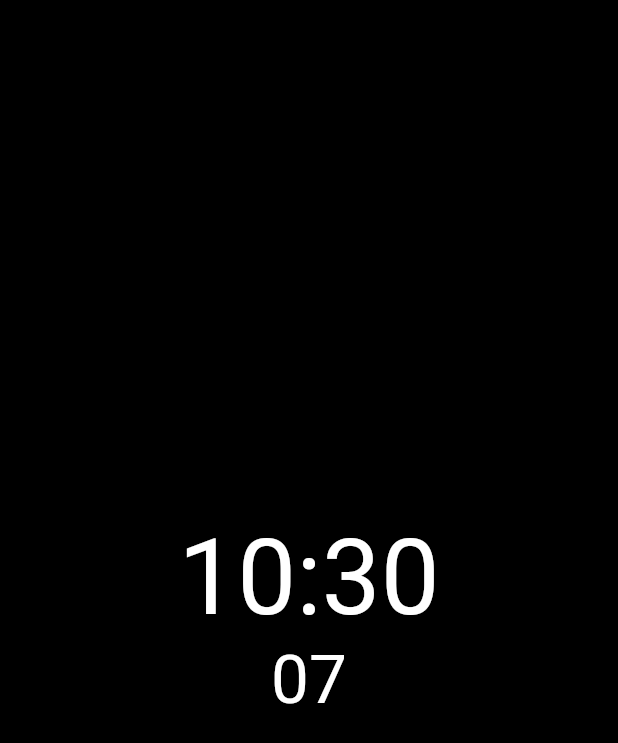
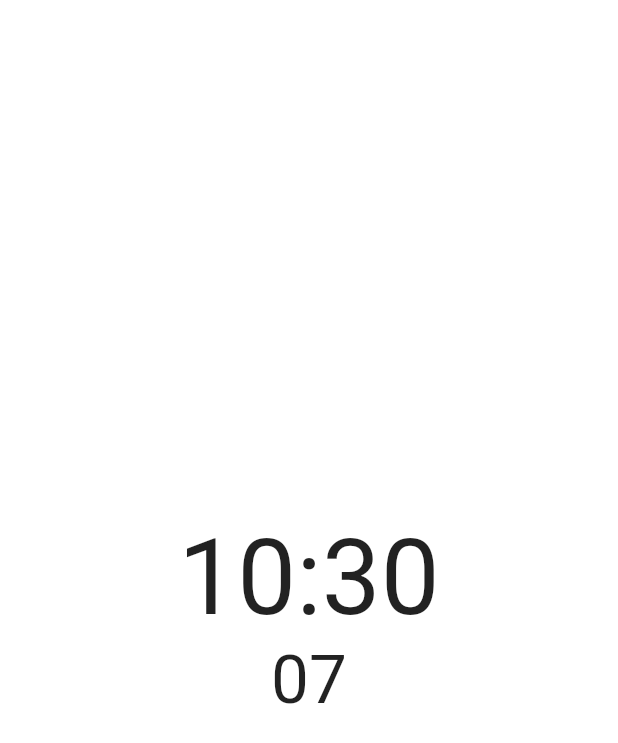
Before and after one commit to voXrey/sober_clock, a Flutter app: the screen it shows after launch, on a phone screen of 412 x 824 dp. Shown: the top 743 px of the screen. Run offline on Flutter 3.47's test engine with Material 2 defaults, Android fonts, the phone set to English and light mode, and no system bars; Roboto replaces fonts that are missing (Dongle).

Commit message:
Implement MVVM architecture (in developpement)

```diff
--- a/lib/main.dart
+++ b/lib/main.dart
@@ -1,7 +1,17 @@
-import 'dart:async';
+import 'package:flutter/material.dart';
+import 'package:sober_clock/pages/hour_page.dart';
 
-import 'package:flutter/material.dart';
-import 'package:flutter/services.dart';
+ThemeData lightTheme = ThemeData(
+  scaffoldBackgroundColor: Colors.white,
+  brightness: Brightness.light,
+  textTheme: ThemeData.light().textTheme,
+);
+
+ThemeData darkTheme = ThemeData(
+  scaffoldBackgroundColor: Colors.black,
+  brightness: Brightness.dark,
+  textTheme: ThemeData.dark().textTheme,
+);
 
 void main() {
   runApp(const MyApp());
@@ -9,76 +19,23 @@ void main() {
 
 class MyApp extends StatelessWidget {
   const MyApp({Key? key}) : super(key: key);
+  static final ValueNotifier<ThemeMode> themeNotifier =
+      ValueNotifier(ThemeMode.system);
 
   @override
   Widget build(BuildContext context) {
-    return MaterialApp(
-      title: 'clock',
-      theme: ThemeData(fontFamily: 'Dongle'),
-      home: const MyHomePage(title: 'clock'),
-    );
+    return ValueListenableBuilder<ThemeMode>(
+        valueListenable: themeNotifier,
+        builder: (_, ThemeMode currentMode, __) {
+          return MaterialApp(
+            debugShowCheckedModeBanner: false,
+            debugShowMaterialGrid: false,
+            title: 'Sober Clock',
+            themeMode: currentMode,
+            theme: lightTheme,
+            darkTheme: darkTheme,
+            home: const HourPage(),
+          );
+        });
   }
 }
-
-class MyHomePage extends StatefulWidget {
-  const MyHomePage({Key? key, required this.title}) : super(key: key);
-
-  final String title;
-
-  @override
-  State<MyHomePage> createState() => _MyHomePageState();
-}
-
-class _MyHomePageState extends State<MyHomePage> {
-  // ignore: unused_element
-  String hourMinute = '00:00';
-  String seconds = '00';
-
-  List getHourString(DateTime datetime) {
-    String _hourMinute =
-        '${(datetime.hour).toString().padLeft(2, "0")}:${(datetime.minute).toString().padLeft(2, "0")}';
-    String _seconds = datetime.second.toString().padLeft(2, '0');
-    List hours = [_hourMinute, _seconds];
-    return hours;
-  }
-
-  void updateHour() {
-    setState(() {
-      DateTime now = DateTime.now();
-      List hours = getHourString(now);
-      hourMinute = hours[0];
-      seconds = hours[1];
-    });
-  }
-
-  @override
-  void initState() {
-    super.initState();
-    updateHour();
-    SystemChrome.setEnabledSystemUIMode(SystemUiMode.immersiveSticky,
-        overlays: []);
-    // ignore: unused_local_variable
-    var timer =
-        Timer.periodic(const Duration(seconds: 1), (Timer t) => updateHour());
-  }
-
-  @override
-  Widget build(BuildContext context) {
-    return Scaffold(
-        backgroundColor: const Color.fromRGBO(0, 0, 0, 1),
-        body: Center(
-            child:
-                Column(mainAxisAlignment: MainAxisAlignment.center, children: [
-          Text(
-            hourMinute,
-            textAlign: TextAlign.center,
-            style: const TextStyle(color: Colors.white, fontSize: 70),
-          ),
-          Text(
-            seconds,
-            textAlign: TextAlign.center,
-            style: const TextStyle(color: Colors.white, fontSize: 45),
-          )
-        ])));
-  }
-}
--- /dev/null
+++ b/lib/models/hour_model.dart
@@ -0,0 +1,11 @@
+class HourModel {
+  final int hour;
+  final int minute;
+  final int second;
+
+  HourModel({
+    required this.hour,
+    required this.minute,
+    required this.second,
+  });
+}
--- /dev/null
+++ b/lib/pages/hour_page.dart
@@ -0,0 +1,60 @@
+import 'dart:async';
+
+import 'package:sober_clock/view_models/hour_viewmodel.dart';
+import 'package:flutter/material.dart';
+import 'package:flutter/services.dart';
+
+class HourPage extends StatefulWidget {
+  const HourPage({Key? key}) : super(key: key);
+
+  @override
+  _HourPageState createState() => _HourPageState();
+}
+
+class _HourPageState extends State<HourPage> {
+  HourViewModel hourViewModel = HourViewModel();
+
+  void updateHourStrings() {
+    setState(() => hourViewModel.updateHour(DateTime.now()));
+  }
+
+  void _handleDoubleTap() {
+    hourViewModel.onDoubleTap();
+  }
+
+  @override
+  void initState() {
+    super.initState();
+    Timer.periodic(
+        const Duration(seconds: 1), (Timer t) => updateHourStrings());
+    SystemChrome.setEnabledSystemUIMode(
+      SystemUiMode.immersiveSticky,
+      overlays: [],
+    );
+  }
+
+  @override
+  Widget build(BuildContext context) {
+    return Scaffold(
+        body: GestureDetector(
+      behavior: HitTestBehavior.opaque,
+      onDoubleTap: _handleDoubleTap,
+      child: Center(
+          child: Column(
+        mainAxisAlignment: MainAxisAlignment.center,
+        children: [
+          Text(
+            hourViewModel.getHourMinuteString(),
+            textAlign: TextAlign.center,
+            style: const TextStyle(fontSize: 70),
+          ),
+          Text(
+            hourViewModel.getSecondString(),
+            textAlign: TextAlign.center,
+            style: const TextStyle(fontSize: 45),
+          )
+        ],
+      )),
+    ));
+  }
+}
--- /dev/null
+++ b/lib/view_models/hour_viewmodel.dart
@@ -0,0 +1,34 @@
+import 'package:flutter/material.dart';
+import 'package:sober_clock/main.dart';
+import 'package:sober_clock/models/hour_model.dart';
+
+class HourViewModel {
+  static DateTime now = DateTime.now();
+  HourModel hourModel = HourModel(
+    hour: now.hour,
+    minute: now.minute,
+    second: now.second,
+  );
+
+  void updateHour(DateTime date) {
+    hourModel = HourModel(
+      hour: date.hour,
+      minute: date.minute,
+      second: date.second,
+    );
+  }
+
+  String getHourMinuteString() {
+    return '${hourModel.hour.toString().padLeft(2, "0")}:${hourModel.minute.toString().padLeft(2, "0")}';
+  }
+
+  String getSecondString() {
+    return hourModel.second.toString().padLeft(2, '0');
+  }
+
+  void onDoubleTap() {
+    MyApp.themeNotifier.value = MyApp.themeNotifier.value == ThemeMode.light
+        ? ThemeMode.dark
+        : ThemeMode.light;
+  }
+}
```
